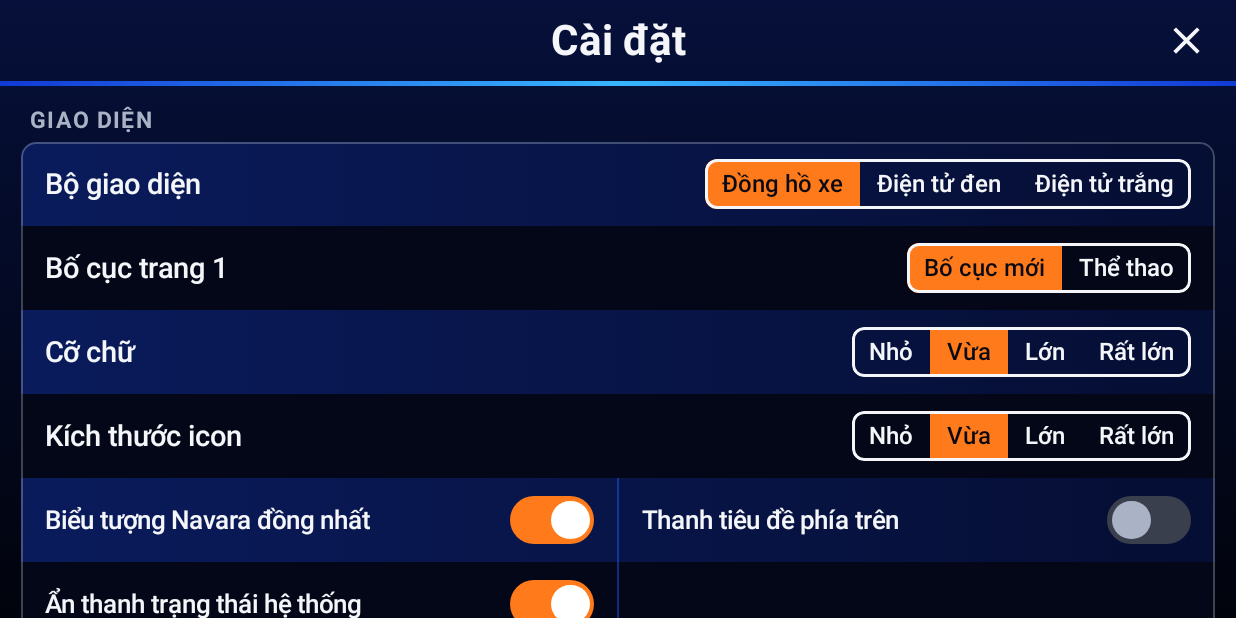
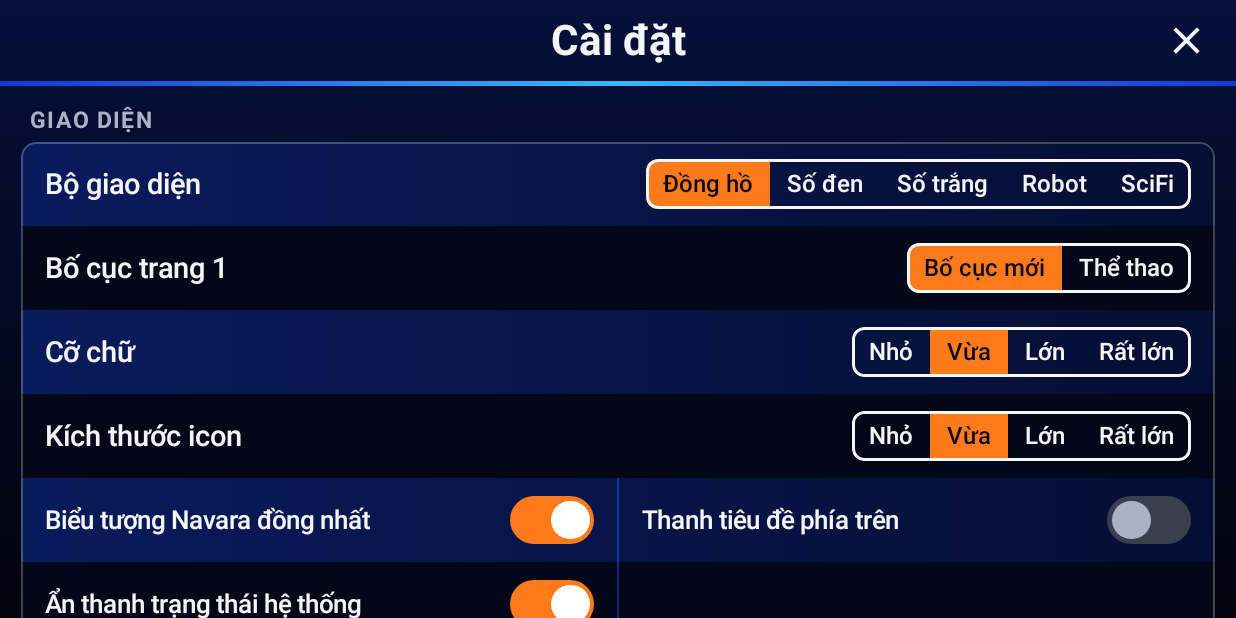
Before and after one commit to PhungP/VL23-Launcher, an Android app built with Jetpack Compose: the composable SettingsScreen shown on its own in the app's theme, on a phone screen of 824 x 412 dp (held sideways). Run offline under Robolectric (Android 15) with nearby library versions, the phone set to English and light mode, and no system bars; libraries missing offline, so code that uses them is left out: androidx.core.graphics; network calls fail.

Commit message:
v0.10: giao diện Robot/SciFi, tùy chọn hình xe, thông số OBD và cấp số ở trang 1

```diff
--- a/app/build.gradle.kts
+++ b/app/build.gradle.kts
@@ -9,8 +9,8 @@ android {
         applicationId = "vn.navara.launcher"
         minSdk = 28
         targetSdk = 34
-        versionCode = 9
-        versionName = "0.9"
+        versionCode = 10
+        versionName = "0.10"
         // Tbox S1 là arm64: chỉ đóng gói thư viện native (MapLibre) cho arm64-v8a để APK nhẹ hơn nhiều.
         // Nếu máy báo không cài được hoặc bản đồ lỗi, thêm "armeabi-v7a" vào danh sách này.
         ndk { abiFilters += listOf("arm64-v8a") }
--- a/app/src/main/java/vn/navara/launcher/Dialer.kt
+++ b/app/src/main/java/vn/navara/launcher/Dialer.kt
@@ -80,7 +80,7 @@ fun DialerScreen(onClose: () -> Unit) {
     )
     Box(
         Modifier.fillMaxSize()
-            .background(if (t.mono == 0) Brush.verticalGradient(listOf(Color(0xFF06103A), Color(0xFF01030C))) else SolidColor(t.bg))
+            .background(if (t.mono == 0) Brush.verticalGradient(t.pageBg) else SolidColor(t.bg))
             .clickable(indication = null, interactionSource = remember { MutableInteractionSource() }) {}
     ) {
         Column(Modifier.fillMaxSize()) {
--- a/app/src/main/java/vn/navara/launcher/Prefs.kt
+++ b/app/src/main/java/vn/navara/launcher/Prefs.kt
@@ -56,9 +56,13 @@ data class UiPrefs(
     val mapMarker: Int = 1,             // biểu tượng xe trên bản đồ: 0 xe bán tải, 1 tam giác (mặc định)
     val mapHeadingUp: Boolean = true,   // bản đồ xoay theo hướng xe (xe luôn hướng lên), mặc định bật
     val mapStyle: Int = 0,              // bản đồ trang 3: 0 theo giao diện, 1 luôn sáng, 2 luôn tối
-    val skin: Int = 0,                  // bộ giao diện cho mọi trang: 0 thường, 1 điện tử mặt đen chữ trắng, 2 điện tử mặt trắng chữ đen
+    val skin: Int = 0,                  // bộ giao diện cho mọi trang: 0 đồng hồ xe, 1 điện tử đen, 2 điện tử trắng, 3 robot, 4 SciFi
     val mapTheme: Int = 0,              // kiểu bản đồ MapTiler: 0 Streets, 1 OpenStreetMap, 2 Bright
     val mapTilt: Boolean = false,       // nghiêng bản đồ 3D khi xoay theo hướng xe (MapLibre)
+    val carImg: Int = 0,                // hình xe ở trang 1: 0 ảnh Navara, 1 ảnh riêng, 2 khung dây, 3 bóng xe
+    val carVer: Int = 0,                // tăng mỗi khi chọn ảnh xe riêng mới (để nạp lại ảnh)
+    val gearStyle: Int = 0,             // cách hiện cấp số ở trang 1: 0 thanh 7 ô, 1 dải số, 2 LED, 3 số lớn, 4 ẩn
+    val homeTiles: String = "rpm,load,coolant,boost,iat,volt",   // 6 ô thông số ở trang 1 (3 trái từ trên xuống, 3 phải từ trên xuống)
     val navVoice: Boolean = true,       // đọc chỉ dẫn dẫn đường bằng giọng nói
     val homeLayout: Int = 0,            // bố cục trang 1 (bộ Đồng hồ xe): 0 bố cục mới (ảnh xe + 6 ô), 1 thể thao (đồng hồ vòng tua dạng cung)
 )
@@ -96,11 +100,15 @@ fun loadPrefs(c: Context): UiPrefs {
         gearTrim = s.getInt("gearTrim", d.gearTrim).coerceIn(0, 4),
         obdTiles = s.getString("obdTiles", d.obdTiles) ?: d.obdTiles,
         mapMarker = if (s.getInt("mapMarker", d.mapMarker) == 1) 1 else 0,  // giá trị cũ (đã bỏ chấm tròn) quy về xe bán tải
-        skin = s.getInt("skin", d.skin).coerceIn(0, 2),
+        skin = s.getInt("skin", d.skin).coerceIn(0, 4),
         mapTheme = s.getInt("mapTheme", d.mapTheme).coerceIn(0, 2),
         mapTilt = s.getBoolean("mapTilt", d.mapTilt),
         homeLayout = s.getInt("homeLayout", d.homeLayout).coerceIn(0, 1),
         navVoice = s.getBoolean("navVoice", d.navVoice),
+        carImg = s.getInt("carImg", d.carImg).coerceIn(0, 3),
+        carVer = s.getInt("carVer", d.carVer),
+        gearStyle = s.getInt("gearStyle", d.gearStyle).coerceIn(0, 4),
+        homeTiles = s.getString("homeTiles", d.homeTiles) ?: d.homeTiles,
     )
 }
 
@@ -114,26 +122,46 @@ fun savePrefs(c: Context, p: UiPrefs) {
         .putBoolean("trafficAlert", p.trafficAlert).putBoolean("alertSound", p.alertSound).putInt("mapStyle", p.mapStyle).putBoolean("mapHeadingUp", p.mapHeadingUp).putInt("mapMarker", p.mapMarker)
         .putString("pageOrder", p.pageOrder).putInt("loadSource", p.loadSource).putString("obdTiles", p.obdTiles)
         .putInt("mapEngine", p.mapEngine).putString("mapTilerKey", p.mapTilerKey).putInt("gearTrim", p.gearTrim)
-        .putInt("skin", p.skin).putInt("mapTheme", p.mapTheme).putBoolean("mapTilt", p.mapTilt).putInt("homeLayout", p.homeLayout).putBoolean("navVoice", p.navVoice).apply()
+        .putInt("skin", p.skin).putInt("mapTheme", p.mapTheme).putBoolean("mapTilt", p.mapTilt).putInt("homeLayout", p.homeLayout).putBoolean("navVoice", p.navVoice)
+        .putInt("carImg", p.carImg).putInt("carVer", p.carVer).putInt("gearStyle", p.gearStyle).putString("homeTiles", p.homeTiles).apply()
 }
 
 // Bộ giao diện (p.skin): 0 = kiểu đồng hồ xe Navara (nền đen, dải xanh dương, chọn thì cam, viền xanh lá cho ô đặc biệt),
-// 1 = điện tử mặt đen chữ trắng, 2 = điện tử mặt trắng chữ đen (mono != 0)
+// 1 = điện tử mặt đen chữ trắng, 2 = điện tử mặt trắng chữ đen (mono != 0),
+// 3 = Robot (kim loại xám, đinh tán, đèn hổ phách), 4 = SciFi (nền xanh đen, viền neon xanh lơ và tím hồng)
+// Robot và SciFi dùng chung bố cục với bộ Đồng hồ xe (mono = 0) nhưng đổi toàn bộ bảng màu và kiểu khung.
 class Theme(val p: UiPrefs, val bgImage: ImageBitmap?) {
-    val mono = p.skin.coerceIn(0, 2)
-    val bg = when (mono) { 1 -> Color.Black; 2 -> Color.White; else -> Color.Black }
-    val panel = when (mono) { 1 -> Color(0xFF121212); 2 -> Color(0xFFF0F0F0); else -> Color(0xFF06091A) }
-    val panelHi = when (mono) { 1 -> Color(0xFF242424); 2 -> Color(0xFFDDDDDD); else -> Color(0xFF1B2030) }
-    val ink = when (mono) { 1 -> Color.White; 2 -> Color.Black; else -> Color(0xFFF4F6FA) }
-    val muted = when (mono) { 1 -> Color(0xFF9A9A9A); 2 -> Color(0xFF555555); else -> Color(0xFFAAB3C5) }
-    val accent = if (mono != 0) ink else Color(0xFFFF7A1A)            // màu "đang chọn" (cam)
-    val accent2 = if (mono != 0) ink else Color(0xFF2B5CFF)           // xanh dương
-    val blue = if (mono != 0) ink.copy(alpha = 0.5f) else Color(0xFF2B5CFF)
-    val blueLight = if (mono != 0) ink.copy(alpha = 0.5f) else Color(0xFF38B6FF)
-    val blueDeep = if (mono != 0) ink.copy(alpha = 0.35f) else Color(0xFF1239D6)
-    val green = if (mono != 0) ink else Color(0xFF2DD36F)             // viền ô đặc biệt
+    val kind = p.skin.coerceIn(0, 4)
+    val mono = if (kind == 1 || kind == 2) kind else 0
+    val bg = when (kind) { 2 -> Color.White; 3 -> Color(0xFF0B0D10); 4 -> Color(0xFF02040C); else -> Color.Black }
+    val panel = when (kind) { 1 -> Color(0xFF121212); 2 -> Color(0xFFF0F0F0); 3 -> Color(0xFF161A20); 4 -> Color(0xFF050A1A); else -> Color(0xFF06091A) }
+    val panelHi = when (kind) { 1 -> Color(0xFF242424); 2 -> Color(0xFFDDDDDD); 3 -> Color(0xFF2A313B); 4 -> Color(0xFF0E1A3A); else -> Color(0xFF1B2030) }
+    val ink = when (kind) { 1 -> Color.White; 2 -> Color.Black; 3 -> Color(0xFFE6EAF0); 4 -> Color(0xFFE8FBFF); else -> Color(0xFFF4F6FA) }
+    val muted = when (kind) { 1 -> Color(0xFF9A9A9A); 2 -> Color(0xFF555555); 3 -> Color(0xFF9AA4B2); 4 -> Color(0xFF7FB7D6); else -> Color(0xFFAAB3C5) }
+    val accent = when (kind) { 1, 2 -> ink; 3 -> Color(0xFFFFB000); 4 -> Color(0xFF00E5FF); else -> Color(0xFFFF7A1A) }   // màu "đang chọn"
+    val accent2 = when (kind) { 1, 2 -> ink; 3 -> Color(0xFF22D3EE); 4 -> Color(0xFFFF2BD6); else -> Color(0xFF2B5CFF) }
+    val blue = when (kind) { 1, 2 -> ink.copy(alpha = 0.5f); 3 -> Color(0xFF8A94A6); 4 -> Color(0xFF00B8D4); else -> Color(0xFF2B5CFF) }
+    val blueLight = when (kind) { 1, 2 -> ink.copy(alpha = 0.5f); 3 -> Color(0xFFC7D0DC); 4 -> Color(0xFF5CF2FF); else -> Color(0xFF38B6FF) }
+    val blueDeep = when (kind) { 1, 2 -> ink.copy(alpha = 0.35f); 3 -> Color(0xFF4A5565); 4 -> Color(0xFF0A4DA8); else -> Color(0xFF1239D6) }
+    val green = when (kind) { 1, 2 -> ink; 3 -> Color(0xFF4ADE80); 4 -> Color(0xFF39FF88); else -> Color(0xFF2DD36F) }   // viền ô đặc biệt
     val onAccent = if (accent.luminance() > 0.3f) Color(0xFF0A0A14) else Color.White
     val onAccent2 = if (accent2.luminance() > 0.45f) Color(0xFF0A0A14) else Color.White   // chữ trên nền màu phụ
+    // Màu và kiểu khung dùng cho bộ có khung (mono = 0)
+    val line = when (kind) { 3 -> Color(0xFF7B8696); 4 -> Color(0xFF12B5D0); else -> Color(0xFF2C4A8A) }                 // viền khung
+    val fill = when (kind) { 3 -> listOf(Color(0xFF222831), Color(0xFF12161B)); 4 -> listOf(Color(0xFF04122B), Color(0xFF020816)); else -> listOf(Color(0xFF0B1A3D), Color(0xFF050D24)) }
+    val label = when (kind) { 3 -> Color(0xFFB7C0CC); 4 -> Color(0xFF5CE1F5); else -> Color(0xFF7F9AD0) }                 // nhãn nhỏ
+    val glow = when (kind) { 3 -> Color(0xFFFFB000); 4 -> Color(0xFF00E5FF); else -> Color(0xFF3D8BFF) }                  // màu số cấp đang cài
+    val homeBg = when (kind) {
+        3 -> listOf(Color(0xFF2A313B), Color(0xFF14181D), Color(0xFF07090C))
+        4 -> listOf(Color(0xFF0A1F4D), Color(0xFF050C28), Color(0xFF010208))
+        else -> listOf(Color(0xFF0E2C5C), Color(0xFF071634), Color(0xFF02050F))
+    }
+    val frameFill = when (kind) { 3 -> Color(0x73101419); 4 -> Color(0x66020A22); else -> Color(0x73050C20) }
+    val frameLine = when (kind) { 3 -> Color(0xFF3B4452); 4 -> Color(0xFF0F6C8A); else -> Color(0xFF1F3560) }
+    val cutScale = if (kind == 3) 1.5f else 1f          // Robot vát góc to hơn
+    val rowHi = when (kind) { 3 -> listOf(Color(0xFF2A313B), Color(0xFF181C22)); 4 -> listOf(Color(0xFF062A52), Color(0xFF03122B)); else -> listOf(Color(0xFF0A1B5C), Color(0xFF050E33)) }
+    val rowLo = when (kind) { 3 -> Color(0xFF0F1216); 4 -> Color(0xFF020716); else -> Color(0xFF030717) }
+    val pageBg = when (kind) { 3 -> listOf(Color(0xFF1B2027), Color(0xFF07090C)); 4 -> listOf(Color(0xFF061B45), Color(0xFF010208)); else -> listOf(Color(0xFF06103A), Color(0xFF01030C)) }
     val scale = floatArrayOf(0.95f, 1.1f, 1.25f, 1.4f)[p.textSize.coerceIn(0, 3)]
     val iconDp = intArrayOf(52, 60, 72, 84)[p.iconSize.coerceIn(0, 3)]
 }
--- a/app/src/main/java/vn/navara/launcher/Settings.kt
+++ b/app/src/main/java/vn/navara/launcher/Settings.kt
@@ -93,7 +93,7 @@ private class GB {
 private fun rowBrush(i: Int): Brush {
     val t = LocalTheme.current
     return if (t.mono == 0) {
-        if (i % 2 == 0) Brush.horizontalGradient(listOf(Color(0xFF0A1B5C), Color(0xFF050E33))) else SolidColor(Color(0xFF030717))
+        if (i % 2 == 0) Brush.horizontalGradient(t.rowHi) else SolidColor(t.rowLo)
     } else SolidColor(if (i % 2 == 0) t.panel else t.bg)
 }
 
@@ -220,6 +220,7 @@ fun SettingsScreen(
     obd: ObdData,
     onChange: (UiPrefs) -> Unit,
     onPickBg: (Uri) -> Unit,
+    onPickCar: (Uri) -> Unit,
     onClose: () -> Unit,
 ) {
     // Phím Back trên màn hình thoát khỏi trang Cài đặt
@@ -228,6 +229,9 @@ fun SettingsScreen(
     val t = LocalTheme.current
     val pick = rememberLauncherForActivityResult(ActivityResultContracts.GetContent()) { uri ->
         if (uri != null) onPickBg(uri)
+    }
+    val pickCar = rememberLauncherForActivityResult(ActivityResultContracts.GetContent()) { uri ->
+        if (uri != null) onPickCar(uri)
     }
     fun open(i: Intent) { try { ctx.startActivity(i.addFlags(Intent.FLAG_ACTIVITY_NEW_TASK)) } catch (e: Exception) { } }
     val roleLauncher = rememberLauncherForActivityResult(ActivityResultContracts.StartActivityForResult()) { }
@@ -263,7 +267,7 @@ fun SettingsScreen(
 
     Box(
         Modifier.fillMaxSize()
-            .background(if (t.mono == 0) Brush.verticalGradient(listOf(Color(0xFF06103A), Color(0xFF01030C))) else SolidColor(t.bg))
+            .background(if (t.mono == 0) Brush.verticalGradient(t.pageBg) else SolidColor(t.bg))
             .clickable(indication = null, interactionSource = remember { MutableInteractionSource() }) {}
     ) {
         Column(Modifier.fillMaxSize().verticalScroll(rememberScrollState())) {
@@ -279,8 +283,9 @@ fun SettingsScreen(
 
                 Group("Giao diện") {
                     choice(
-                        "Bộ giao diện", listOf("Đồng hồ xe", "Điện tử đen", "Điện tử trắng"), p.skin,
-                        "Đồng hồ xe: nền đen, dải xanh dương, mục đang chọn màu cam. Điện tử: mặt đen chữ trắng hoặc mặt trắng chữ đen, số hiện bằng số 7 đoạn."
+                        "Bộ giao diện", listOf("Đồng hồ", "Số đen", "Số trắng", "Robot", "SciFi"), p.skin,
+                        "Đồng hồ: nền đen, dải xanh dương, mục đang chọn màu cam. Số đen / Số trắng: mặt đen chữ trắng hoặc mặt trắng chữ đen, số hiện bằng số 7 đoạn. " +
+                            "Robot: kim loại xám, đinh tán, đèn hổ phách. SciFi: nền xanh đen, viền neon xanh lơ và hồng tím."
                     ) { onChange(p.copy(skin = it)) }
                     choice(
                         "Bố cục trang 1", listOf("Bố cục mới", "Thể thao"), p.homeLayout,
@@ -292,6 +297,37 @@ fun SettingsScreen(
                     if (!p.navaraIcons) tg("Biểu tượng gốc một màu trắng", p.whiteIcons) { onChange(p.copy(whiteIcons = it)) }
                     tg("Thanh tiêu đề phía trên", p.titleBar) { onChange(p.copy(titleBar = it)) }
                     tg("Ẩn thanh trạng thái hệ thống", p.hideBar) { onChange(p.copy(hideBar = it)) }
+                }
+
+                Group("Trang 1: xe, thông số, cấp số") {
+                    choice(
+                        "Hình xe", listOf("Ảnh Navara", "Ảnh riêng", "Khung dây", "Bóng xe"), p.carImg,
+                        "Ảnh riêng: chọn ảnh xe của bạn (nên dùng PNG nền trong suốt). Khung dây và Bóng xe là hình vẽ vector, hợp với giao diện Robot và SciFi."
+                    ) { onChange(p.copy(carImg = it)) }
+                    if (p.carImg == 1) line("Ảnh xe của bạn") { Btn("Chọn ảnh") { pickCar.launch("image/*") } }
+                    choice(
+                        "Hiển thị cấp số", listOf("Thanh 7 ô", "Dải số", "LED", "Số lớn", "Ẩn"), p.gearStyle,
+                        "Cách hiện số đang cài ở dưới trang 1. Chọn Ẩn để dành chỗ cho các ô thông số và hình xe."
+                    ) { onChange(p.copy(gearStyle = it)) }
+                    val slots = parseHomeTiles(p.homeTiles)
+                    val slotNames = listOf("Ô trái trên", "Ô trái giữa", "Ô trái dưới", "Ô phải trên", "Ô phải giữa", "Ô phải dưới")
+                    fun setSlot(i: Int, d: Int) {
+                        val cur = HOME_METRICS.indexOfFirst { it.key == slots[i] }.coerceAtLeast(0)
+                        val nk = HOME_METRICS[(cur + d + HOME_METRICS.size) % HOME_METRICS.size].key
+                        onChange(p.copy(homeTiles = slots.toMutableList().also { it[i] = nk }.joinToString(",")))
+                    }
+                    slots.forEachIndexed { i, k ->
+                        line(slotNames[i]) {
+                            Row(verticalAlignment = Alignment.CenterVertically, horizontalArrangement = Arrangement.spacedBy(8.dp)) {
+                                Text(homeMetric(k).label, color = t.ink, fontSize = 17.sp, fontWeight = FontWeight.Bold, maxLines = 1, modifier = Modifier.width(190.dp))
+                                Btn("◀") { setSlot(i, -1) }
+                                Btn("▶") { setSlot(i, 1) }
+                            }
+                        }
+                    }
+                    line("Khôi phục thông số mặc định", "Thông số chỉ hiện khi xe thực sự trả về giá trị; chưa có thì hiện --. Áp dụng cho bộ giao diện Đồng hồ, Robot, SciFi (bố cục mới).") {
+                        Btn("Khôi phục") { onChange(p.copy(homeTiles = UiPrefs().homeTiles)) }
+                    }
                 }
 
                 Group("Trang và điều hướng") {
```
Also changed, not shown: app/src/main/java/vn/navara/launcher/Home.kt (+55 -42 lines), app/src/main/java/vn/navara/launcher/HomeOptions.kt (added, +207 -0 lines), app/src/main/java/vn/navara/launcher/MainActivity.kt (+6 -14 lines).
